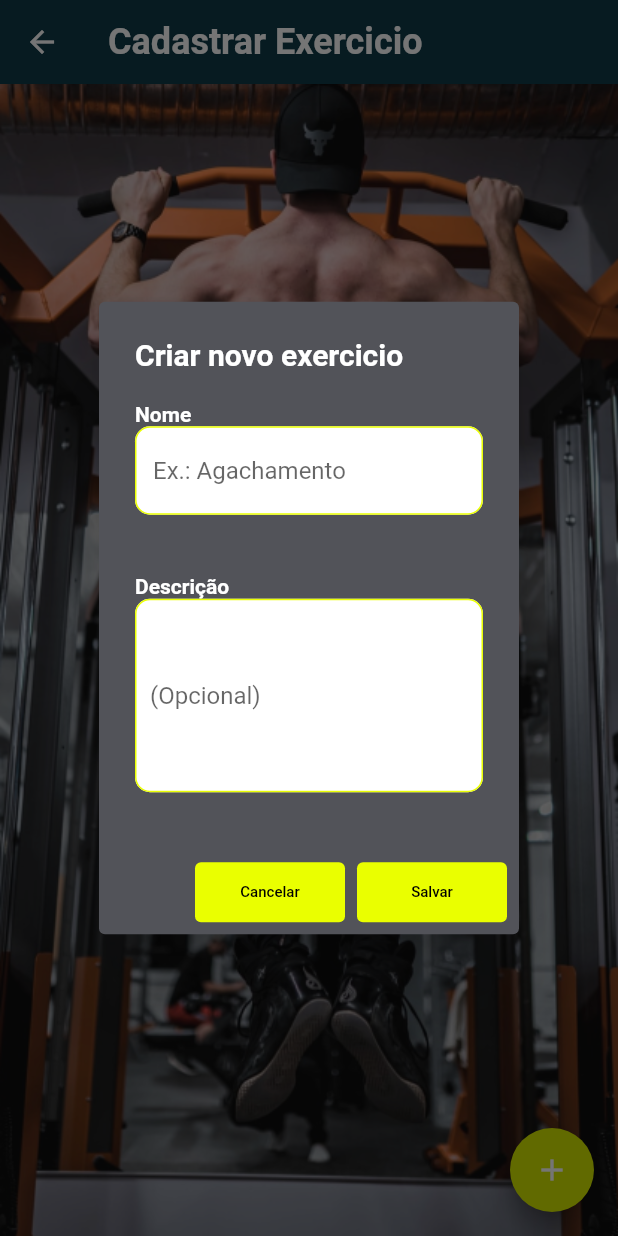
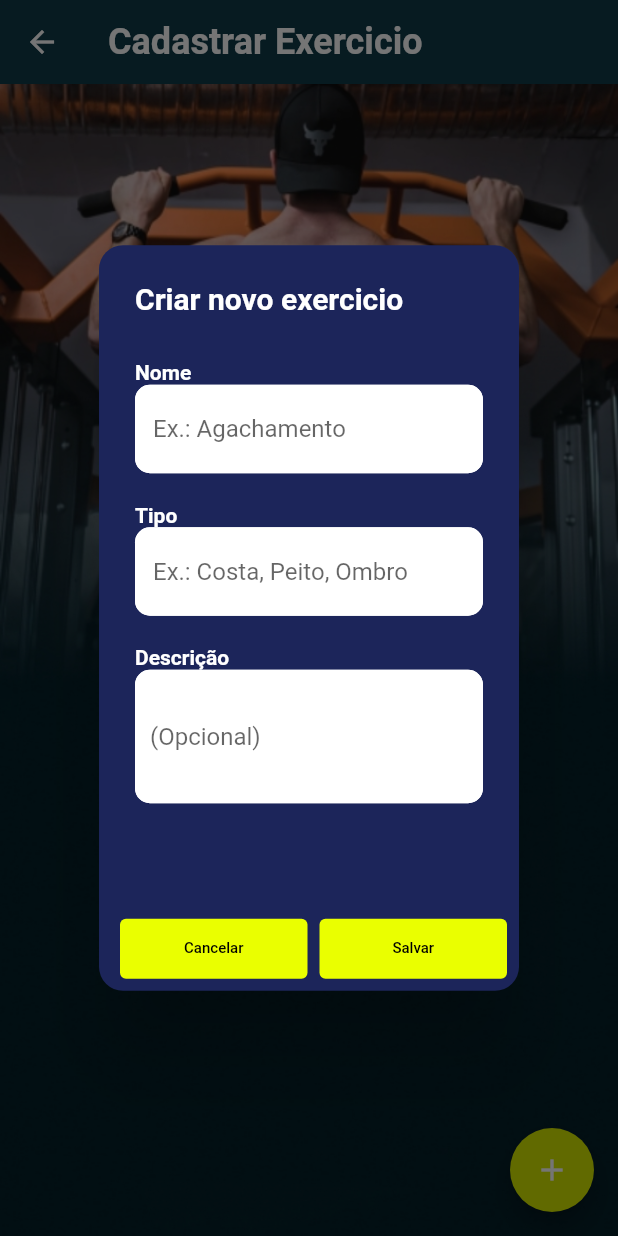
Before and after one commit to Diego-amd/apoio_forca_treino, a Flutter app: the CadastroExercicio screen opened by its route, after a tap on the "add" icon, on a phone screen of 412 x 824 dp. Run offline on Flutter 3.47's test engine with Material 2 defaults, Android fonts, the light colour scheme and no system bars; our stand-ins replace cloud_firestore, firebase_auth, firebase_core, firebase_storage; accounts and stored records are empty.

Commit message:
Cadastro de exercicio arrumado

```diff
--- a/lib/view/cad.exercicio.view.dart
+++ b/lib/view/cad.exercicio.view.dart
@@ -14,6 +14,8 @@ class CadastroExercicio extends StatelessWidget {
         .where('excluido', isEqualTo: false)
         .snapshots();
     return Scaffold(
+      //Background e appBar
+
       appBar: AppBar(
           title: Text("Cadastrar Exercicio",
               style: TextStyle(
@@ -22,12 +24,9 @@ class CadastroExercicio extends StatelessWidget {
                   color: Color.fromARGB(255, 255, 255, 255))),
           backgroundColor: Color.fromARGB(253, 14, 57, 71)),
       body: Container(
-
-
         decoration: const BoxDecoration(
           image: DecorationImage(
-                    image: AssetImage("images/cadastro.png"), fit: BoxFit.fill),
-
+              image: AssetImage("images/cadastrod.png"), fit: BoxFit.fill),
           gradient: LinearGradient(
             begin: Alignment.bottomCenter,
             end: Alignment.topCenter,
@@ -36,15 +35,12 @@ class CadastroExercicio extends StatelessWidget {
               Color.fromRGBO(6, 32, 41, 2),
               Color.fromARGB(0, 32, 41, 2),
             ],
-
           ),
         ),
 
-
-
+        //Backend cadastro de exercicios
 
         child: StreamBuilder(
-
           stream: snapshots,
           builder: (
             BuildContext context,
@@ -67,6 +63,9 @@ class CadastroExercicio extends StatelessWidget {
                     color: Color.fromARGB(255, 255, 255, 255), fontSize: 20),
               )));
             }
+
+            //lista de exercicios exibidos
+
             return ListView.builder(
               itemCount: snapshot.data!.docs.length,
               itemBuilder: (BuildContext context, int i) {
@@ -81,41 +80,92 @@ class CadastroExercicio extends StatelessWidget {
                     margin: const EdgeInsets.all(5),
                     child: ListTile(
                       title: Text(doc['nome']),
-                  subtitle: Text(doc['descricao']),
+
+                      subtitle: Column(
+                        crossAxisAlignment: CrossAxisAlignment.start,
+                        children: <Widget>[
+                        Text(doc['descricao']),
+                        Text(doc['tipo'],
+                            style: TextStyle(
+                              fontWeight: FontWeight. bold
+                            ),),
+                      ],
+                    ),
+
                       trailing: CircleAvatar(
                         backgroundColor: Color.fromARGB(255, 233, 233, 233),
-                    foregroundColor: Color.fromARGB(255, 211, 230, 0),
+                        foregroundColor: Color.fromARGB(255, 224, 0, 0),
+
+                        //Botão de excluir os exercicios
+
                         child: IconButton(
                           icon: Icon(Icons.delete),
                           onPressed: () => {
                             showDialog(
                               context: context,
-                                builder: (ctx) => AlertDialog(
-                                  title: Text("Exclusão"),
-                                  content: Text("Voce deseja realmente excluir este exercicio? Caso não queira, clicar fora da caixa de texto."),
+                              builder: (BuildContext context) {
+                                return AlertDialog(
+                                    contentPadding: EdgeInsets.only(top: 5.0),
+                                    backgroundColor:
+                                        Color.fromARGB(255, 15, 19, 100),
+                                    title: Text(
+                                      "Voce deseja realmente excluir este exercicio?",
+                                      style: TextStyle(
+                                          color: Color.fromARGB(
+                                              255, 255, 255, 255),
+                                          fontSize: 20),
+                                    ),
+                                    content: Text(""),
                                     actions: <Widget>[
-
-                                  TextButton(onPressed: () => doc.reference.update({
-                        'excluido': true,
-                      }),
-                      child: Text('Sim')
-                      )
-                                  ]
+                                      SizedBox(
+                                        child: TextButton(
+                                          child: Container(
+                                            child: Text(
+                                              'Cancelar',
+                                              style: TextStyle(
+                                                  color: Color.fromARGB(
+                                                      255, 255, 255, 255),
+                                                  fontSize: 15),
                                             ),
                                           ),
-                          },
-
-
+                                          onPressed: () =>
+                                              Navigator.of(context).pop(),
                                         ),
                                       ),
+                                      SizedBox(
+                                        child: TextButton(
+                                            child: Container(
+                                              child: Text(
+                                                'Sim',
+                                                style: TextStyle(
+                                                    color: Color.fromARGB(
+                                                        255, 255, 255, 255),
+                                                    fontSize: 15),
                                               ),
-              );
+                                            ),
+                                            onPressed: () async {
+                                              doc.reference.update({
+                                                'excluido': true,
+                                              });
+
+                                              Navigator.of(context).pop();
+                                            }),
+                                      ),
+                                    ]);
+                              },
+                            ),
+                          },
+                        ),
+                      ),
+                    ));
               },
             );
           },
         ),
+      ),
 
-      ),
+      //Botão de adcionar exercicio
+
       floatingActionButton: FloatingActionButton(
         backgroundColor: Color.fromARGB(255, 211, 230, 0),
         onPressed: () => modalCreate(context),
@@ -125,29 +175,39 @@ class CadastroExercicio extends StatelessWidget {
     );
   }
 
+  //Modal do cadastro de exercicio
+
   modalCreate(BuildContext context) {
     var form = GlobalKey<FormState>();
     var nome = TextEditingController();
     var foto = TextEditingController();
     var descricao = TextEditingController();
+    var tipo = TextEditingController();
 
     showDialog(
       context: context,
       builder: (BuildContext context) {
         return AlertDialog(
-          backgroundColor: Color.fromARGB(255, 82, 83, 89),
+          shape: RoundedRectangleBorder(
+              borderRadius: BorderRadius.all(Radius.circular(16.0))),
+          backgroundColor: Color.fromARGB(255, 28, 37, 90),
           title: Text('Criar novo exercicio',
               style: TextStyle(
                   fontSize: 20,
                   fontWeight: FontWeight.w700,
                   color: Color.fromARGB(255, 255, 255, 255))),
+
+          //Caixas de texto Modal
+
           content: Form(
             key: form,
             child: Container(
-              height: MediaQuery.of(context).size.height / 3,
+              height: 350,
+              width: 20,
               child: Column(
                 crossAxisAlignment: CrossAxisAlignment.start,
                 children: <Widget>[
+                  SizedBox(height: 10),
                   Text('Nome',
                       style: TextStyle(
                           fontSize: 14,
@@ -155,14 +215,15 @@ class CadastroExercicio extends StatelessWidget {
                           color: Color.fromARGB(255, 255, 255, 255))),
                   TextFormField(
                     style: TextStyle(
-                        fontWeight: FontWeight.normal, color: Color.fromARGB(255, 0, 0, 0)),
+                        fontWeight: FontWeight.normal,
+                        color: Color.fromARGB(255, 0, 0, 0)),
                     decoration: InputDecoration(
                       fillColor: Colors.white,
                       filled: true,
                       hintText: ('Ex.: Agachamento'),
                       enabledBorder: OutlineInputBorder(
-                        borderSide:
-                            BorderSide(color: Color.fromARGB(255, 234, 255, 3)),
+                        borderSide: BorderSide(
+                            color: Color.fromARGB(255, 255, 255, 255)),
                         borderRadius: BorderRadius.circular(10),
                       ),
                     ),
@@ -175,17 +236,37 @@ class CadastroExercicio extends StatelessWidget {
                     },
                   ),
                   SizedBox(height: 20),
-                  /*Text('Foto',
+                  Text('Tipo',
                       style: TextStyle(
                           fontSize: 14,
                           fontWeight: FontWeight.w700,
                           color: Color.fromARGB(255, 255, 255, 255))),
-                  ButtonWidget(
-                    text: 'Select File',
-                    icon: Icons.attach_file,
-                    onClicked: ,
-                  ),*/
-                  SizedBox(height: 20),
+                  TextFormField(
+                     style: TextStyle(
+                        fontWeight: FontWeight.normal,
+                        color: Color.fromARGB(255, 0, 0, 0)),
+                    decoration: InputDecoration(
+                      fillColor: Colors.white,
+                      filled: true,
+                      hintText: ('Ex.: Costa, Peito, Ombro  '),
+                      enabledBorder: OutlineInputBorder(
+                        borderSide: BorderSide(
+                            color: Color.fromARGB(255, 255, 255, 255)),
+                        borderRadius: BorderRadius.circular(10),
+                      ),
+                    ),
+                    validator: (value) {
+                      if (value!.isEmpty) {
+                        return 'Este campo não pode ser vazio';
+                      }
+                      return null;
+                    },
+                    controller: tipo,
+                  ),
+                  SizedBox(
+                    height: 20,
+                    width: 40,
+                  ),
                   Text('Descrição',
                       style: TextStyle(
                           fontSize: 14,
@@ -193,16 +274,17 @@ class CadastroExercicio extends StatelessWidget {
                           color: Color.fromARGB(255, 255, 255, 255))),
                   TextFormField(
                     style: TextStyle(
-                        fontWeight: FontWeight.normal, color: Color.fromARGB(255, 0, 0, 0)),
+                        fontWeight: FontWeight.normal,
+                        color: Color.fromARGB(255, 0, 0, 0)),
                     decoration: InputDecoration(
                       fillColor: Colors.white,
                       filled: true,
                       contentPadding: const EdgeInsets.symmetric(
-                          vertical: 55.0, horizontal: 10.0),
+                          vertical: 35.0, horizontal: 10.0),
                       hintText: '(Opcional)',
                       enabledBorder: OutlineInputBorder(
-                        borderSide:
-                            BorderSide(color: Color.fromARGB(255, 234, 255, 3)),
+                        borderSide: BorderSide(
+                            color: Color.fromARGB(255, 255, 255, 255)),
                         borderRadius: BorderRadius.circular(10),
                       ),
                     ),
@@ -212,10 +294,13 @@ class CadastroExercicio extends StatelessWidget {
               ),
             ),
           ),
+
+          //Botões do Modal
+
           actions: <Widget>[
             SizedBox(
               height: 40,
-              width: 100,
+              width: 125,
               child: TextButton(
                 child: Container(
                   child: Text(
@@ -233,7 +318,7 @@ class CadastroExercicio extends StatelessWidget {
             ),
             SizedBox(
               height: 40,
-              width: 100,
+              width: 125,
               child: TextButton(
                 onPressed: () async {
                   if (form.currentState!.validate()) {
@@ -243,6 +328,7 @@ class CadastroExercicio extends StatelessWidget {
                       'nome': nome.text,
                       'descricao': descricao.text,
                       'foto': foto.text,
+                      'tipo': tipo.text,
                       'excluido': false,
                     });
 
--- a/pubspec.yaml
+++ b/pubspec.yaml
@@ -67,6 +67,7 @@ flutter:
   assets:
     - images/login.png
     - images/cadastro.png
+    - images/cadastrod.png
 
   # An image asset can refer to one or more resolution-specific "variants", see
   # https://flutter.dev/assets-and-images/#resolution-aware.
```
Also changed, not shown: images/cadastrod.png (added). Lines whose indentation alone changed are shown as unchanged.
